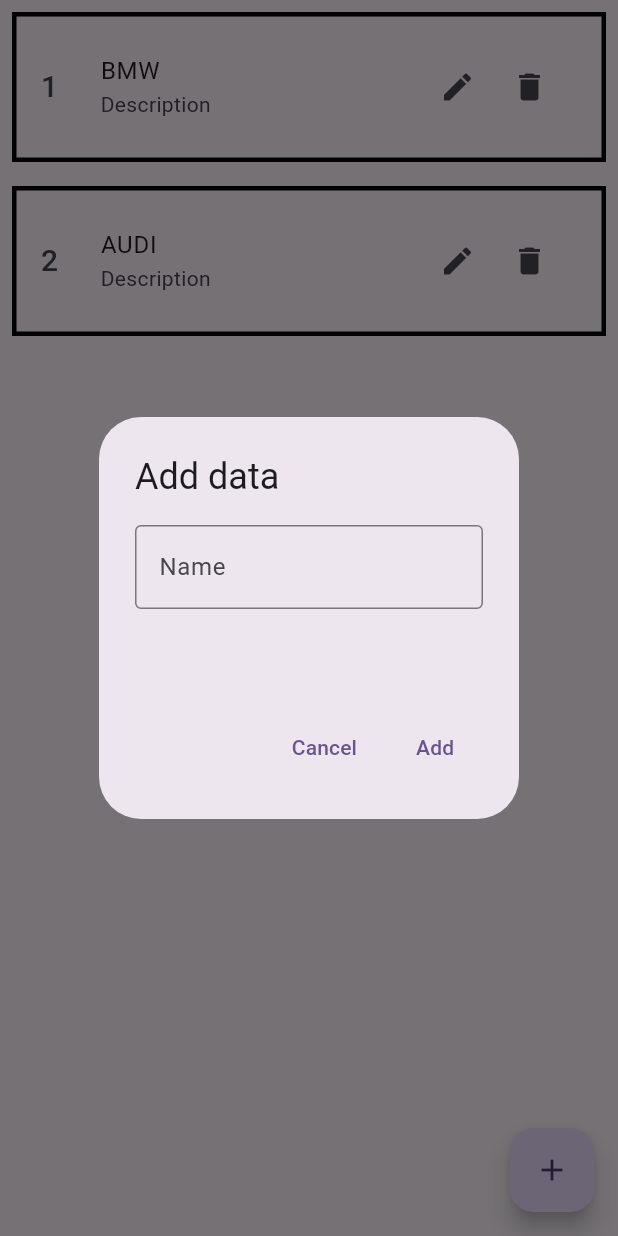
After one commit to Inf1nityLab/vladimir_lessons, a Flutter app: the TaskApp screen opened directly, after a tap on the "add" icon, on a phone screen of 412 x 824 dp. The commit adds this screen. Run offline on Flutter 3.47's test engine with Material 3 defaults, Android fonts, the phone set to English and light mode, and no system bars; our stand-ins replace device_preview.

Commit message:
'lesson05'

```diff
--- a/lib/lesson04/login_screen.dart
+++ b/lib/lesson04/login_screen.dart
@@ -70,6 +70,7 @@
   Widget build(BuildContext context) {
     return Scaffold(
       appBar: AppBar(),
+
     );
   }
 }
--- /dev/null
+++ b/lib/lesson05/task_app.dart
@@ -0,0 +1,176 @@
+import 'package:flutter/cupertino.dart';
+import 'package:flutter/material.dart';
+
+class TaskApp extends StatefulWidget {
+  const TaskApp({super.key});
+
+  @override
+  State<TaskApp> createState() => _TaskAppState();
+}
+
+class _TaskAppState extends State<TaskApp> {
+  List<String> cars = [
+    'BMW',
+    'AUDI',
+  ];
+
+  // ??
+  Set<String> car = {'asd', 'asdas'};
+
+  TextEditingController nameController = TextEditingController();
+  TextEditingController updateController = TextEditingController();
+
+  @override
+  Widget build(BuildContext context) {
+    return Scaffold(
+      body: cars.isNotEmpty
+          ? ListView.builder(
+              itemCount: cars.length,
+              itemBuilder: (context, index) {
+                return Padding(
+                  padding: const EdgeInsets.all(8.0),
+                  child: Container(
+                    height: 100,
+                    decoration: BoxDecoration(
+                        border: Border.all(color: Colors.black, width: 3)),
+                    child: Center(
+                      child: ListTile(
+                        leading: Text(
+                          '${index + 1}',
+                          style: const TextStyle(fontSize: 20),
+                        ),
+                        title: Text(cars[index]),
+                        subtitle: const Text('Description'),
+                        trailing: Row(
+                          mainAxisSize: MainAxisSize.min,
+                          children: [
+                            IconButton(
+                                onPressed: () {
+                                  showDialog(
+                                      context: context,
+                                      builder: (contex) {
+                                        return AlertDialog(
+                                          title: const Text('Update data'),
+                                          content: Container(
+                                            height: 100,
+                                            child: Column(
+                                              children: [
+                                                TextField(
+                                                  controller: updateController,
+                                                  decoration:  InputDecoration(
+                                                      border: const OutlineInputBorder(), labelText: '${cars[index]}'),
+                                                )
+                                              ],
+                                            ),
+                                          ),
+                                          actions: [
+                                            TextButton(
+                                                onPressed: () {
+                                                  Navigator.pop(context);
+                                                },
+                                                child: const Text('Cancel')),
+                                            TextButton(
+                                                onPressed: () {
+                                                  if (updateController.text.isNotEmpty) {
+                                                    setState(() {
+                                                      cars[index] = updateController.text;
+                                                    });
+                                                    Navigator.pop(context);
+                                                    updateController.clear();
+                                                  } else {
+                                                    ScaffoldMessenger.of(context).showSnackBar(
+                                                        const SnackBar(
+                                                            content: Text('Name can not be empty')));
+                                                  }
+                                                },
+                                                child: const Text('Update')),
+                                          ],
+                                        );
+                                      });
+                                }, icon: const Icon(Icons.edit)),
+                            IconButton(
+                                onPressed: () {
+                                  showDialog(
+                                      context: context,
+                                      builder: (contex) {
+                                        return AlertDialog(
+                                          title: const Text(
+                                              'Do you really wanna delete data?'),
+                                          actions: [
+                                            TextButton(
+                                                onPressed: () {
+                                                  Navigator.pop(context);
+                                                },
+                                                child: const Text('Cancel')),
+                                            TextButton(
+                                                onPressed: () {
+                                                  setState(() {
+                                                    cars.removeAt(index);
+                                                  });
+                                                  Navigator.pop(context);
+                                                },
+                                                child: const Text('Yes')),
+                                          ],
+                                        );
+                                      });
+                                },
+                                icon: const Icon(Icons.delete)),
+                          ],
+                        ),
+                      ),
+                    ),
+                  ),
+                );
+              })
+          : const Center(
+              child: Text('No Data'),
+            ),
+      floatingActionButton: FloatingActionButton(
+        onPressed: () {
+          showDialog(
+              context: context,
+              builder: (contex) {
+                return AlertDialog(
+                  title: const Text('Add data'),
+                  content: Container(
+                    height: 100,
+                    child: Column(
+                      children: [
+                        TextField(
+                          controller: nameController,
+                          decoration: const InputDecoration(
+                              border: OutlineInputBorder(), labelText: 'Name'),
+                        )
+                      ],
+                    ),
+                  ),
+                  actions: [
+                    TextButton(
+                        onPressed: () {
+                          Navigator.pop(context);
+                        },
+                        child: const Text('Cancel')),
+                    TextButton(
+                        onPressed: () {
+                          if (nameController.text.isNotEmpty) {
+                            setState(() {
+                              cars.add(nameController.text);
+                            });
+                            Navigator.pop(context);
+                            nameController.clear();
+                          } else {
+                            ScaffoldMessenger.of(context).showSnackBar(
+                                const SnackBar(
+                                    content: Text('Name can not be empty')));
+                          }
+                        },
+                        child: const Text('Add')),
+                  ],
+                );
+              });
+        },
+        child: const Icon(Icons.add),
+      ),
+    );
+  }
+}
--- a/lib/main.dart
+++ b/lib/main.dart
@@ -3,6 +3,8 @@
 import 'package:flutter/material.dart';
 import 'package:vladimir_timur_lessons/lesson04/lesson04.dart';
 import 'package:vladimir_timur_lessons/lesson04/login_screen.dart';
+import 'package:vladimir_timur_lessons/lesson05/lesson05.dart';
+import 'package:vladimir_timur_lessons/lesson05/task_app.dart';
 
 
 void main() {
@@ -30,7 +32,7 @@
         useMaterial3: true,
       ),
       darkTheme: ThemeData.dark(),
-      home: const LoginScreen04(),
+      home: const TaskApp(),
     );
   }
 }
```
Also changed, not shown: lib/lesson05/lesson05.dart (added, +68 -0 lines).
